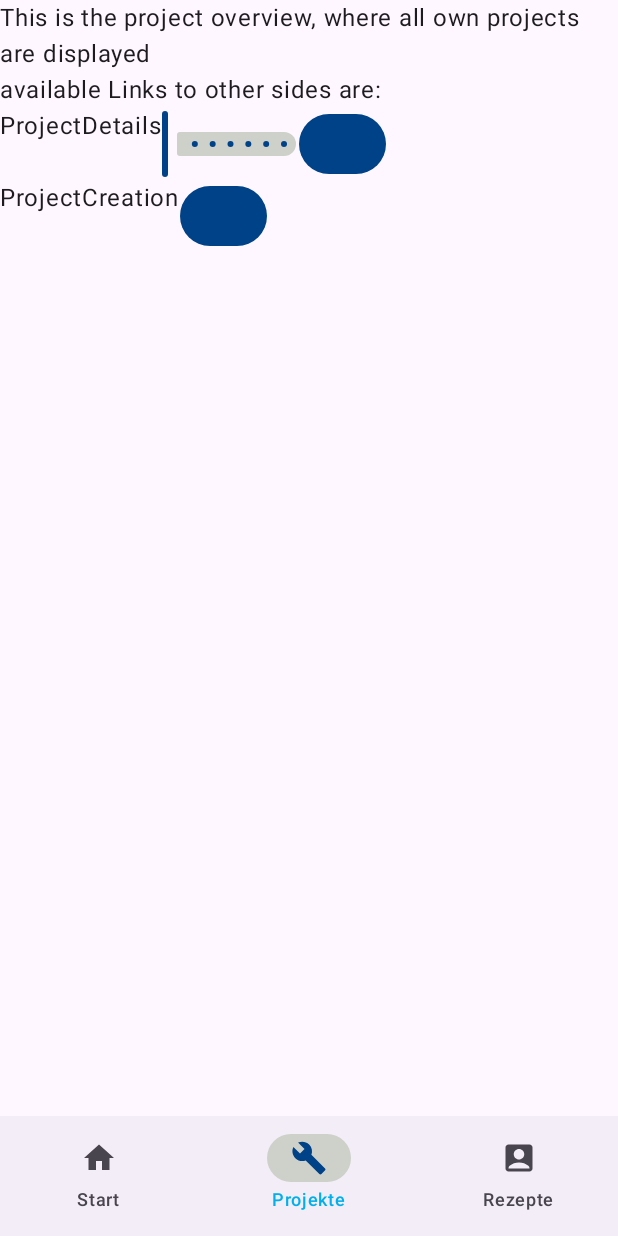
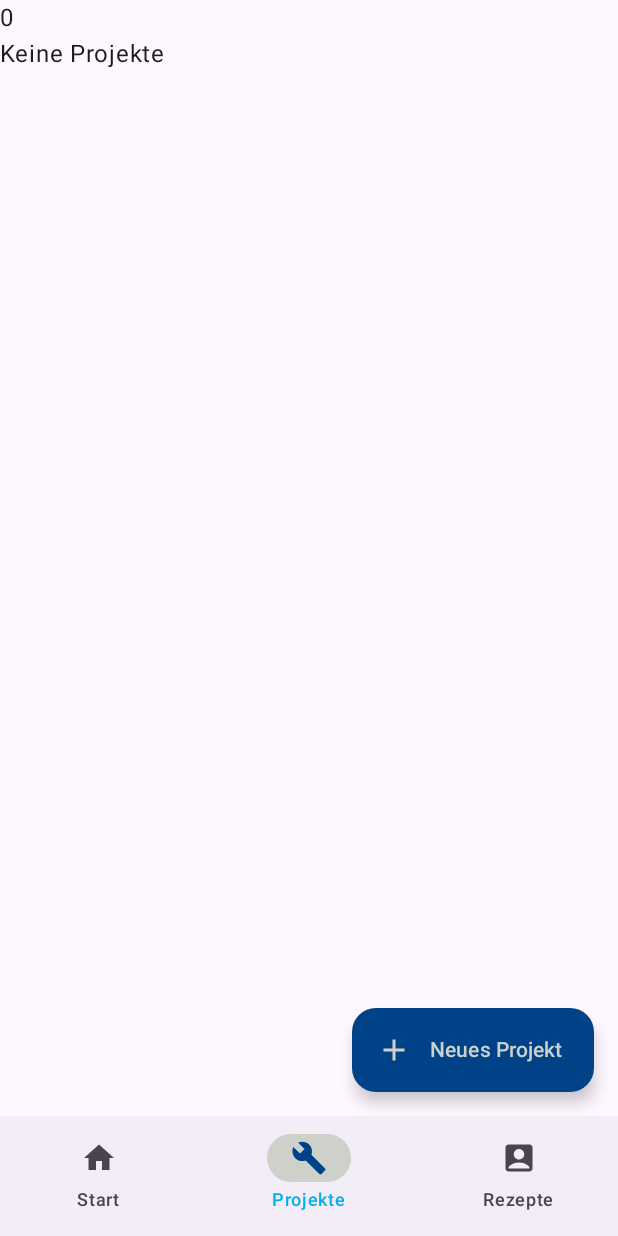
Before and after one commit to arnekuchenbecker/kitchen-planer-app, an Android app built with Jetpack Compose: the screen it shows after launch (MainActivity), item 2 of the bottom bar chosen, on a phone screen of 412 x 824 dp. Run offline under Robolectric (Android 15) with nearby library versions, the phone set to English and light mode, and no system bars; our stand-ins replace Dagger/Hilt's generated code, Room's generated code.

Commit message:
add new project button and first try for display project overview

```diff
--- a/app/src/main/java/com/scouts/kitchenplaner/ui/navigation/NavGraphProjects.kt
+++ b/app/src/main/java/com/scouts/kitchenplaner/ui/navigation/NavGraphProjects.kt
@@ -30,7 +30,7 @@ fun NavGraphBuilder.projectsNav(
     navigation(startDestination = PROJECT_OVERVIEW, route = Destinations.ProjectsGraph) {
         composable(PROJECT_OVERVIEW) {
             ProjectOverview(
-                onNavigateToDetailedProject = { projectID ->
+                onNavigateToDetailedProject = { projectID:Long ->
                     navController.navigate(
                         Destinations.ProjectDetailsGraph + "/$projectID"
                     )
--- a/app/src/main/java/com/scouts/kitchenplaner/ui/view/projectoverview/ProjectOverview.kt
+++ b/app/src/main/java/com/scouts/kitchenplaner/ui/view/projectoverview/ProjectOverview.kt
@@ -16,27 +16,92 @@
 
 package com.scouts.kitchenplaner.ui.view.projectoverview
 
-import androidx.compose.foundation.layout.Column
 import androidx.compose.foundation.layout.Row
 import androidx.compose.foundation.layout.fillMaxWidth
+import androidx.compose.foundation.layout.padding
+import androidx.compose.material.icons.Icons
+import androidx.compose.material.icons.filled.Add
+import androidx.compose.material.icons.filled.Info
 import androidx.compose.material3.Button
-import androidx.compose.material3.Slider
+import androidx.compose.material3.ExtendedFloatingActionButton
+import androidx.compose.material3.Icon
+import androidx.compose.material3.MaterialTheme
+import androidx.compose.material3.Scaffold
 import androidx.compose.material3.Text
 import androidx.compose.runtime.Composable
+import androidx.compose.runtime.collectAsState
 import androidx.compose.runtime.getValue
 import androidx.compose.runtime.mutableStateOf
 import androidx.compose.runtime.remember
 import androidx.compose.runtime.setValue
 import androidx.compose.ui.Modifier
+import androidx.compose.ui.layout.ContentScale
+import androidx.hilt.navigation.compose.hiltViewModel
+import coil.compose.AsyncImage
+import com.scouts.kitchenplaner.ui.view.LazyColumnWrapper
+import com.scouts.kitchenplaner.ui.viewmodel.ProjectSelectionViewModel
 
 @Composable
 
 fun ProjectOverview(
     onNavigateToDetailedProject: (Long) -> Unit,
-    onNavigateToCreateProject: () -> Unit
+    onNavigateToCreateProject: () -> Unit,
+    viewModel: ProjectSelectionViewModel = hiltViewModel()
 ) {
     var projectId by remember { mutableStateOf(0f) }
-    Column {
+
+    Scaffold(floatingActionButton = {
+
+        ExtendedFloatingActionButton(
+            onClick = onNavigateToCreateProject,
+            containerColor = MaterialTheme.colorScheme.primaryContainer,
+            contentColor = MaterialTheme.colorScheme.onPrimaryContainer,
+            text = { Text("Neues Projekt") },
+            icon = {
+                Icon(
+                    imageVector = Icons.Filled.Add,
+                    contentDescription = "neues Projekt hinzufügen"
+                )
+            }
+        )
+
+    }) {
+        val projects by viewModel.projects.collectAsState(initial = listOf())
+
+        println(projects.size)
+        LazyColumnWrapper(
+            modifier = Modifier.padding(it),
+            content = projects,
+            DisplayContent = { project, _ ->
+                Button(
+                    onClick = {
+                        onNavigateToDetailedProject(
+                            project.id
+                        )
+                    },
+
+                ) { Row {
+                    if(project.imageUri.path.isNullOrEmpty()){
+                        Icon(
+                            imageVector = Icons.Filled.Info,
+                            contentDescription = "Projektplatzhalter"
+                        )
+                    }else{
+                    AsyncImage(
+                        model = project.imageUri.path,
+                        contentDescription = "Project Image",
+                        modifier = Modifier.fillMaxWidth(),
+                        contentScale = ContentScale.Crop
+                    )}
+                    project.name
+                }}
+            }, DisplayEmpty = {
+                Text("${projects.size}")
+                Text(
+                    text = "Keine Projekte"
+                )
+            })
+        /*Column(modifier = Modifier.padding(it)) {
             Text(text = "This is the project overview, where all own projects are displayed")
             Text(text = "available Links to other sides are: ")
             Row {
@@ -55,6 +120,6 @@ fun ProjectOverview(
             Row {
                 Text("ProjectCreation")
                 Button(onClick = onNavigateToCreateProject) {}
+            } */
     }
 }
-}
--- a/app/src/main/java/com/scouts/kitchenplaner/ui/viewmodel/ProjectSelectionViewModel.kt
+++ b/app/src/main/java/com/scouts/kitchenplaner/ui/viewmodel/ProjectSelectionViewModel.kt
@@ -16,11 +16,14 @@
 
 package com.scouts.kitchenplaner.ui.viewmodel
 
+import androidx.lifecycle.ViewModel
 import com.scouts.kitchenplaner.model.usecases.ProjectSelection
+import dagger.hilt.android.lifecycle.HiltViewModel
 import javax.inject.Inject
 
+@HiltViewModel
 class ProjectSelectionViewModel @Inject constructor(
     private val projectSelection: ProjectSelection
-) {
+) : ViewModel() {
     val projects = projectSelection.getProjectsForCurrentUser()
 }
```
Lines whose indentation alone changed are shown as unchanged.
